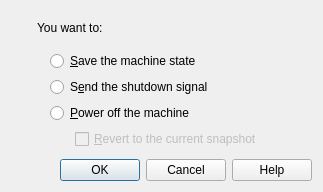
First picture: the form in src/VBox/Frontends/VirtualBox/ui/VBoxCloseVMDlg.ui, repository pop-os/virtualbox, before the edit.
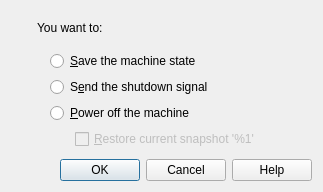
Second picture: the form after the edit. Icons and pictures are not drawn. Custom widgets are drawn as their Qt base class.

What changed in the file:
```diff
--- a/src/VBox/Frontends/VirtualBox/ui/VBoxCloseVMDlg.ui
+++ b/src/VBox/Frontends/VirtualBox/ui/VBoxCloseVMDlg.ui
@@ -207,7 +207,7 @@
             <string>&lt;p>When checked, the machine state will be restored from the state stored in the current snapshot right after it is turned off. This is useful if you are sure that you want to discard the results of your last sessions and go back to the current snapshot.&lt;/p></string>
            </property>
            <property name="text" >
-            <string>&amp;Revert to the current snapshot</string>
+            <string>&amp;Restore current snapshot '%1'</string>
            </property>
           </widget>
          </item>
```
Left out of the diff: 15 changed lines with no effect on the pictures.
